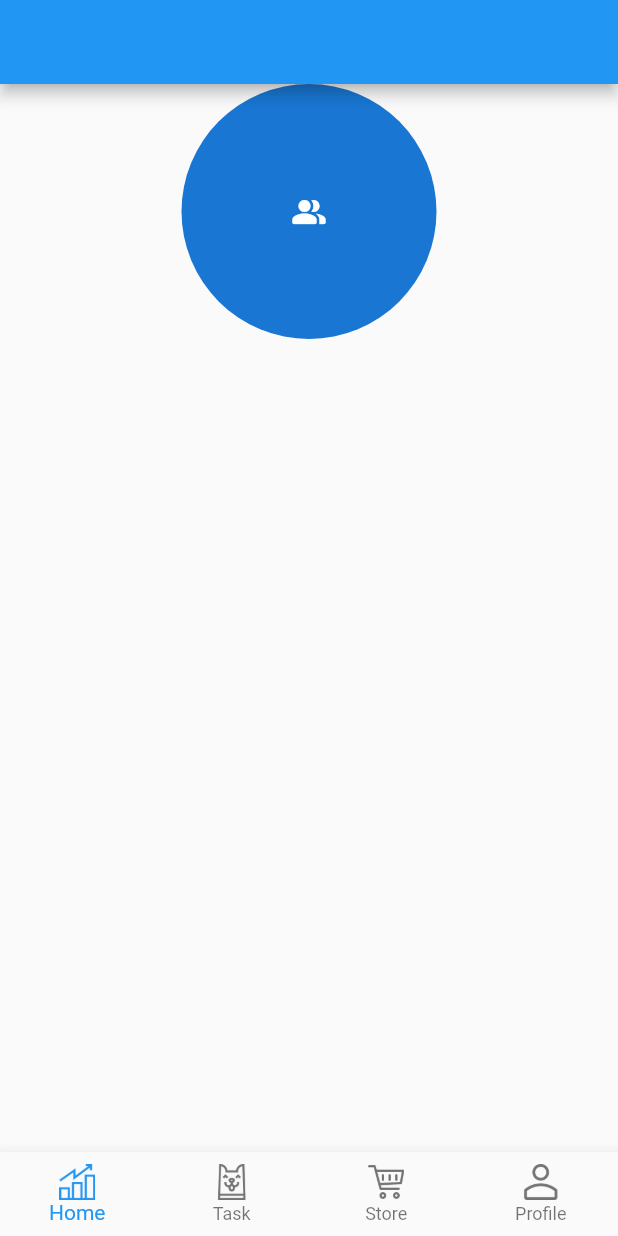
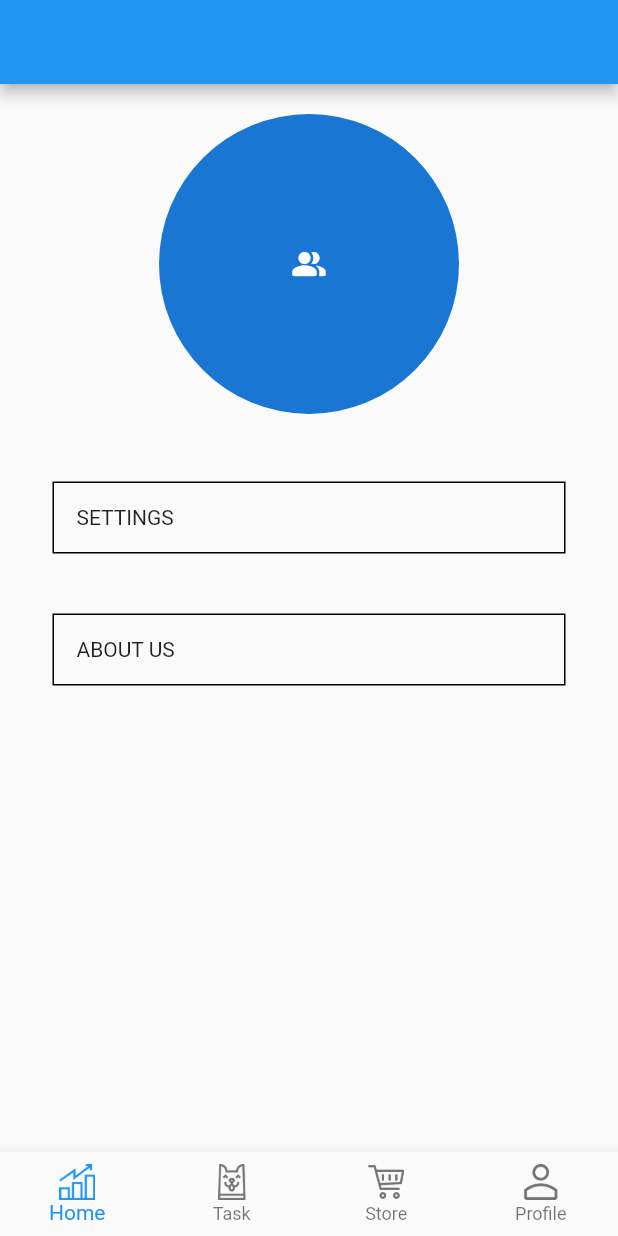
Before and after one commit to MaxAndolini/act0ne, a Flutter app: the Profile screen opened directly, on a phone screen of 412 x 824 dp. Run offline on Flutter 3.47's test engine with Material 2 defaults, Android fonts, the light colour scheme and no system bars; our stand-ins replace splashscreen.

Commit message:
Update profile.dart

```diff
--- a/lib/profile.dart
+++ b/lib/profile.dart
@@ -24,20 +24,49 @@ class Profile extends StatelessWidget {
   @override
   Widget build(BuildContext context) {
     return Scaffold(
-      body: Row(
-        mainAxisAlignment: MainAxisAlignment.center,
-        children: [
-          Column(
+      body: Container(
+        child: Padding(
+          padding: EdgeInsets.all(20),
+          child: Column(
+            crossAxisAlignment: CrossAxisAlignment.center,
             children: [
               CircleAvatar(
-                radius: 85,
+                radius: 100,
                 child: Icon(
                   Icons.people_alt_rounded,
                 ),
               ),
+              SizedBox(height: 30),
+              Container(
+                margin: EdgeInsets.all(15.0),
+                padding: EdgeInsets.all(15.0),
+                decoration:
+                    BoxDecoration(border: Border.all(color: Colors.black)),
+                child: Row(
+                  children: [
+                    Text(
+                      "SETTINGS",
+                    )
+                  ],
+                ),
+              ),
+              SizedBox(height: 10),
+              Container(
+                margin: EdgeInsets.all(15.0),
+                padding: EdgeInsets.all(15.0),
+                decoration:
+                    BoxDecoration(border: Border.all(color: Colors.black)),
+                child: Row(
+                  children: [
+                    Text(
+                      "ABOUT US",
+                    )
+                  ],
+                ),
+              ),
             ],
           ),
-        ],
+        ),
       ),
       appBar: AppBar(backgroundColor: Theme.of(context).accentColor),
       bottomNavigationBar: BottomNavigationBar(
```
